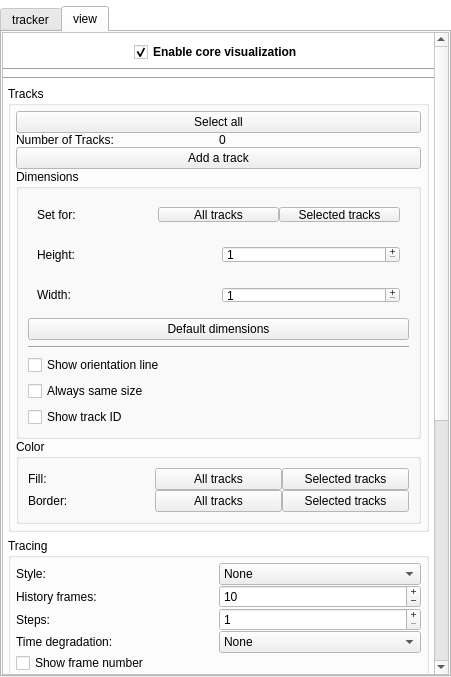
First picture: the form in BioTracker/CoreApp/BioTracker/View/CoreParameterView.ui, repository BioroboticsLab/biotracker_core, before the edit.
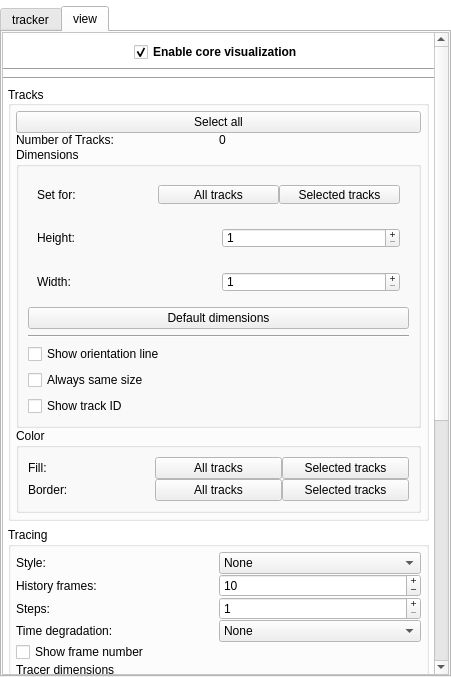
Second picture: the form after the edit.

Commit message: added infomartive groupboxes to menu toolbar (upper toolbar) added hide/show actions for toolbars to menu->view->toolbars

Diff of the .ui file:
```diff
--- a/BioTracker/CoreApp/BioTracker/View/CoreParameterView.ui
+++ b/BioTracker/CoreApp/BioTracker/View/CoreParameterView.ui
@@ -354,7 +354,7 @@
                     <property name="geometry">
                      <rect>
                       <x>0</x>
-                      <y>-123</y>
+                      <y>0</y>
                       <width>425</width>
                       <height>1054</height>
                      </rect>
@@ -476,6 +476,9 @@
                             <property name="title">
                              <string>Tracks</string>
                             </property>
+                            <property name="alignment">
+                             <set>Qt::AlignLeading|Qt::AlignLeft|Qt::AlignVCenter</set>
+                            </property>
                             <layout class="QVBoxLayout" name="verticalLayout_17">
                              <property name="spacing">
                               <number>0</number>
@@ -529,16 +532,6 @@
                                </item>
                               </layout>
                              </item>
-                             <item>
-                              <widget class="QPushButton" name="pushButtonAddTrack">
-                               <property name="toolTip">
-                                <string>Create a new trajectory</string>
-                               </property>
-                               <property name="text">
-                                <string>Add a track</string>
-                               </property>
-                              </widget>
-                             </item>
                              <item>
                               <widget class="QGroupBox" name="groupBoxTrackDimensions">
                                <property name="sizePolicy">
```
The commit also changes 6 other files.
